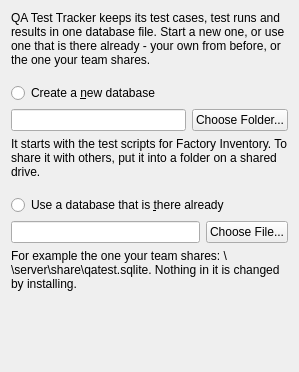
Old version of the form installer/databasepage.ui in the repository Brute-Squad/QA-Test.
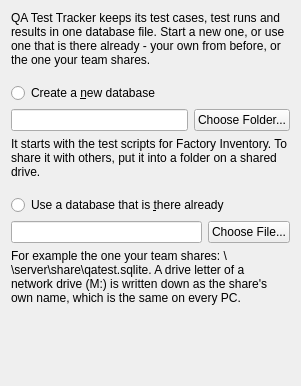
New version of the form.

Commit message: A database on a shared drive: no silent overwriting, a copy a day, the share's own name

The edit to the form file:
```diff
--- a/installer/databasepage.ui
+++ b/installer/databasepage.ui
@@ -103,7 +103,7 @@
    <item>
     <widget class="QLabel" name="existingHint">
      <property name="text">
-      <string>For example the one your team shares: \\server\share\qatest.sqlite. Nothing in it is changed by installing.</string>
+      <string>For example the one your team shares: \\server\share\qatest.sqlite. A drive letter of a network drive (M:) is written down as the share's own name, which is the same on every PC.</string>
      </property>
      <property name="wordWrap">
       <bool>true</bool>
```
The commit also changes 20 other files.
